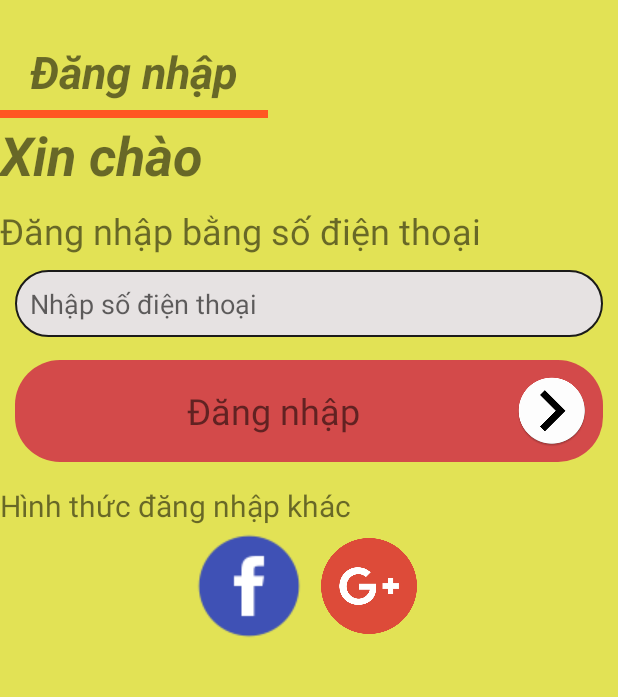
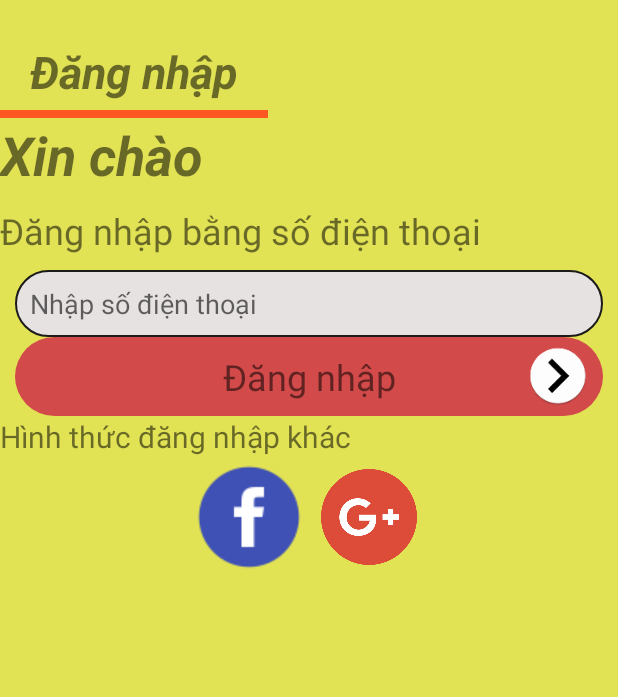
Before and after one commit to VuTrongHanh99/FirstGit, an Android app: the screen it shows after launch (MainActivity), on a phone screen of 412 x 824 dp, the part 371-1068 px from its top. Run offline under Robolectric (Android 15) with nearby library versions, the phone set to English and light mode, and no system bars.

Commit message:
cmit swn

```diff
--- a/SOURCE/My Test/app/build.gradle
+++ b/SOURCE/My Test/app/build.gradle
@@ -4,7 +4,7 @@ android {
     compileSdkVersion 28
     defaultConfig {
         applicationId "com.hoctap.mrhanh.mytest"
-        minSdkVersion 20
+        minSdkVersion 17
         targetSdkVersion 28
         versionCode 1
         versionName "1.0"
@@ -15,11 +15,16 @@ android {
             minifyEnabled false
             proguardFiles getDefaultProguardFile('proguard-android-optimize.txt'), 'proguard-rules.pro'
         }
+        debug {
+            debuggable true
+            jniDebuggable true
+        }
     }
+    buildToolsVersion '28.0.3'
 }
 
 dependencies {
-    implementation fileTree(dir: 'libs', include: ['*.jar'])
+    implementation fileTree(include: ['*.jar'], dir: 'libs')
     implementation 'com.android.support:appcompat-v7:28.0.0'
     implementation 'com.android.support.constraint:constraint-layout:1.1.3'
     testImplementation 'junit:junit:4.12'
--- a/SOURCE/My Test/app/src/main/java/com/hoctap/mrhanh/mytest/MainActivity.java
+++ b/SOURCE/My Test/app/src/main/java/com/hoctap/mrhanh/mytest/MainActivity.java
@@ -1,7 +1,11 @@
 package com.hoctap.mrhanh.mytest;
 
+import android.annotation.SuppressLint;
+import android.preference.EditTextPreference;
 import android.support.v7.app.AppCompatActivity;
 import android.os.Bundle;
+import android.text.Editable;
+import android.widget.Toast;
 
 public class MainActivity extends AppCompatActivity {
 
@@ -9,5 +13,20 @@ public class MainActivity extends AppCompatActivity {
     protected void onCreate(Bundle savedInstanceState) {
         super.onCreate( savedInstanceState );
         setContentView( R.layout.login_layout );
+        // tạo đối tượng User
+        User winUser = new User();
+        winUser.setId( 1 );
+        winUser.setPhoneNumber( "0987421421" );
+        winUser.setProfileUrl( "http://" );
+        winUser.setUsername( "HanhTP" );
+        //Toast.makeText( this, winUser.username, Toast.LENGTH_LONG ).show();
+        //Toast.makeText( this, "Hello Toast", Toast.LENGTH_LONG ).show();
+        //Sử dụng đối tượng được khai báo trong xml
+        //Bước 1 găn id cho đối tượng trong xml
+        //Bước 2 tạo tên mới và găn lại cho đôi tượng đấy
+        //
+
+
     }
+
 }
--- /dev/null
+++ b/SOURCE/My Test/app/src/main/java/com/hoctap/mrhanh/mytest/User.java
@@ -0,0 +1,40 @@
+package com.hoctap.mrhanh.mytest;
+
+public class User {
+    int id;
+    String username;
+    String phoneNumber;
+    String profileUrl;
+
+    public int getId() {
+        return id;
+    }
+
+    public void setId(int id) {
+        this.id = id;
+    }
+
+    public String getUsername() {
+        return username;
+    }
+
+    public void setUsername(String username) {
+        this.username = username;
+    }
+
+    public String getPhoneNumber() {
+        return phoneNumber;
+    }
+
+    public void setPhoneNumber(String phoneNumber) {
+        this.phoneNumber = phoneNumber;
+    }
+
+    public String getProfileUrl() {
+        return profileUrl;
+    }
+
+    public void setProfileUrl(String profileUrl) {
+        this.profileUrl = profileUrl;
+    }
+}
--- /dev/null
+++ b/SOURCE/My Test/app/src/main/res/drawable/login_button_selector.xml
@@ -0,0 +1,6 @@
+<?xml version="1.0" encoding="utf-8"?>
+<selector xmlns:android="http://schemas.android.com/apk/res/android">
+    <item android:state_pressed="true" android:drawable="@drawable/red_round_press_bg"></item>
+    <item android:drawable="@drawable/red_round_bg"></item>
+
+</selector>
--- /dev/null
+++ b/SOURCE/My Test/app/src/main/res/drawable/red_round_press_bg.xml
@@ -0,0 +1,6 @@
+<shape xmlns:android="http://schemas.android.com/apk/res/android"
+    android:shape="rectangle">
+    <solid android:color="#4A71D3"></solid>
+    <corners android:radius="30dp"></corners>
+
+</shape>
--- a/SOURCE/My Test/app/src/main/res/layout/login_layout.xml
+++ b/SOURCE/My Test/app/src/main/res/layout/login_layout.xml
@@ -53,24 +53,38 @@
             android:textSize="24sp" />
 
         <EditText
+            android:id="@+id/edt_number_phone"
             android:layout_width="match_parent"
             android:layout_height="wrap_content"
             android:layout_marginHorizontal="10dp"
             android:padding="10dp"
             android:background="@drawable/gray_round_bg"
-            android:hint="Nhập số điện thoại" />
+            android:hint="Nhập số điện thoại"/>
 
-        <TextView
+
+        <RelativeLayout
+            android:clickable="true"
             android:layout_width="match_parent"
             android:layout_height="wrap_content"
-            android:layout_marginVertical="15dp"
-            android:gravity="center"
             android:layout_marginHorizontal="10dp"
-            android:padding="10dp"
-            android:drawableRight="@mipmap/ic_next"
-            android:background="@drawable/red_round_bg"
-            android:text="Đăng nhập"
-            android:textSize="24sp" />
+            android:background="@drawable/login_button_selector"
+            >
+            <TextView
+                android:layout_width="match_parent"
+                android:layout_height="wrap_content"
+                android:gravity="center"
+                android:padding="10dp"
+                android:text="Đăng nhập"
+                android:textSize="24sp" />
+            <ImageView
+                android:layout_width="40dp"
+                android:layout_height="40dp"
+                android:src="@mipmap/ic_next"
+                android:layout_alignParentRight="true"
+                android:layout_marginRight="10dp"
+                android:layout_centerVertical="true"
+                />
+        </RelativeLayout>
 
         <TextView
             android:layout_width="wrap_content"
```
